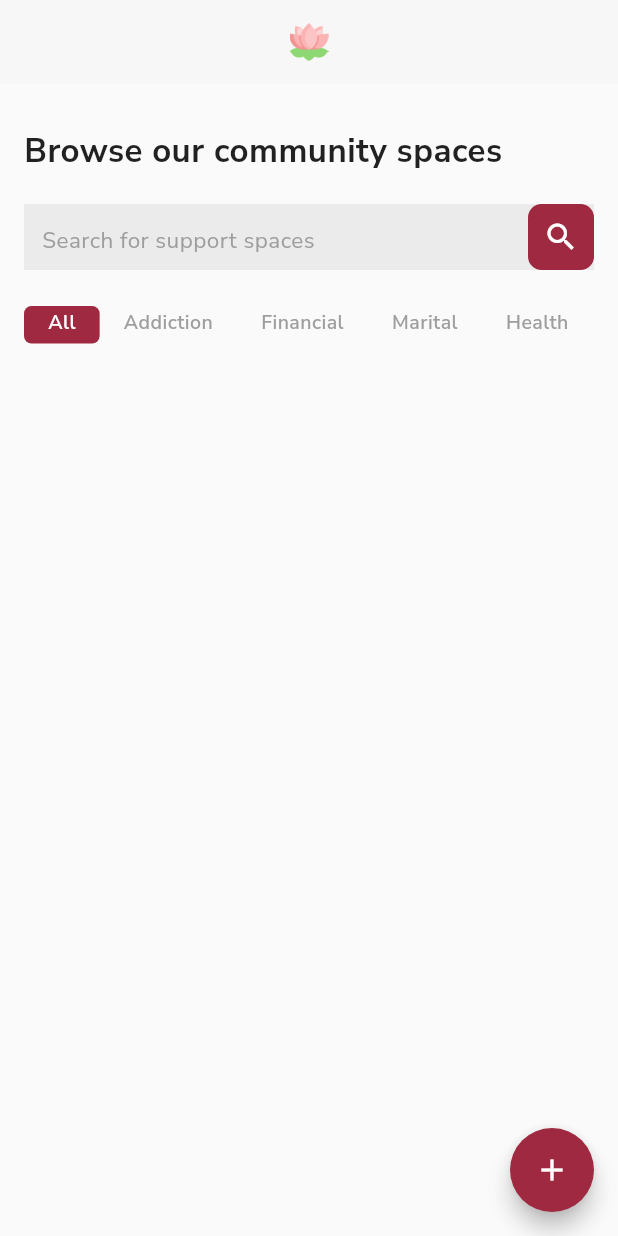
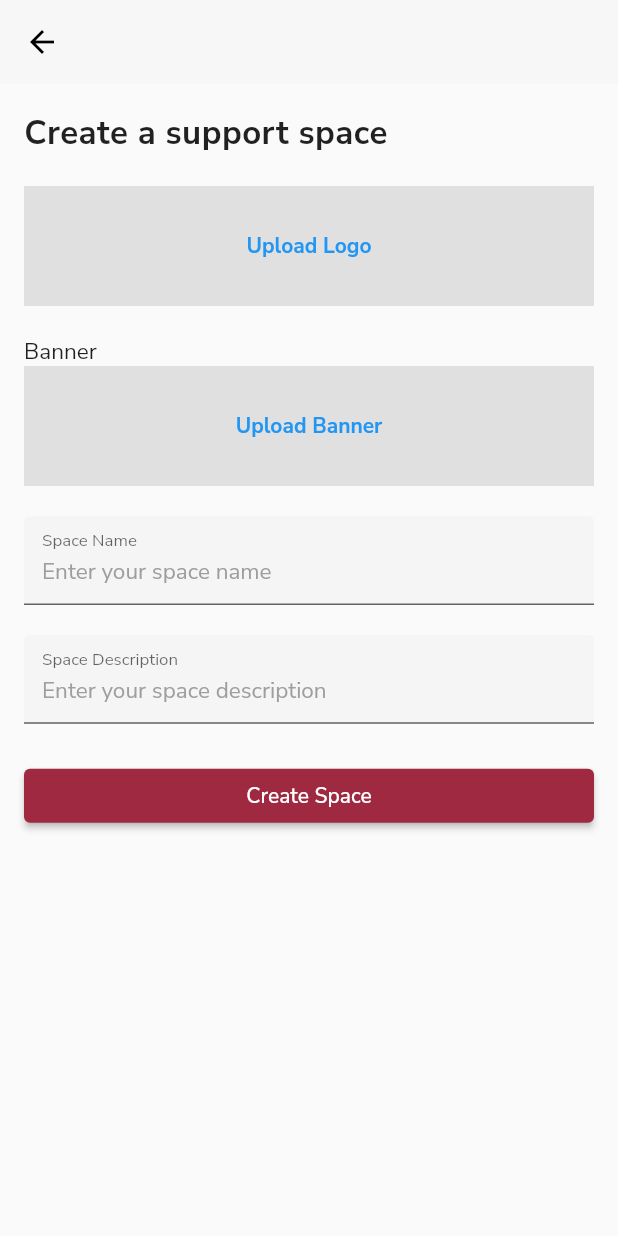
Before and after one commit to iwanjo/aura_flutter, a Flutter app: the SupportSpaces screen opened directly, after a tap on the "add" icon, on a phone screen of 412 x 824 dp. Run offline on Flutter 3.47's test engine with Material 2 defaults, Android fonts, the phone set to English and light mode, and no system bars; our stand-ins replace cloud_firestore, firebase_auth, firebase_core, firebase_database, firebase_storage, google_fonts and 5 more; missing offline and left inert: day_night_switcher; accounts and stored records are empty.

Commit message:
Create spaces and see on Firestore

```diff
--- /dev/null
+++ b/lib/component/create_support_space.dart
@@ -0,0 +1,354 @@
+import 'dart:io';
+import 'dart:io' as io;
+import 'package:aura_flutter/views/support_spaces.dart';
+import 'package:firebase_database/firebase_database.dart';
+import 'package:flutter/material.dart';
+import 'package:firebase_auth/firebase_auth.dart';
+import 'package:flutter/services.dart';
+import 'package:google_fonts/google_fonts.dart';
+import 'package:cloud_firestore/cloud_firestore.dart';
+import 'package:image_picker/image_picker.dart';
+import 'package:firebase_storage/firebase_storage.dart';
+import 'package:firebase_core/firebase_core.dart' as firebase_core;
+import 'package:firebase_storage/firebase_storage.dart' as firebase_storage;
+
+class CreateSupportSpace extends StatefulWidget {
+  const CreateSupportSpace({Key? key}) : super(key: key);
+
+  @override
+  _CreateSupportSpaceState createState() => _CreateSupportSpaceState();
+}
+
+class _CreateSupportSpaceState extends State<CreateSupportSpace> {
+  final TextEditingController spaceNameController = TextEditingController();
+  final TextEditingController spaceDescriptionController =
+      TextEditingController();
+
+  File? image;
+  File? bannerImage;
+
+  FirebaseStorage storage = FirebaseStorage.instance;
+  Future pickCamera() async {
+    try {
+      final image = await ImagePicker().pickImage(source: ImageSource.camera);
+      if (image == null) {
+        return;
+      }
+      final imageTemporary = File(image.path);
+      setState(() {
+        this.image = imageTemporary;
+      });
+    } on PlatformException catch (e) {
+      print("Failed to pick Image: $e");
+    }
+  }
+
+  Future pickGallery() async {
+    try {
+      final image = await ImagePicker().pickImage(source: ImageSource.gallery);
+      if (image == null) {
+        return;
+      }
+      final imageTemporary = File(image.path);
+      setState(() {
+        this.image = imageTemporary;
+      });
+    } on PlatformException catch (e) {
+      print("Failed to pick Image: $e");
+    }
+  }
+
+  Future pickBannerCamera() async {
+    try {
+      final bannerImage =
+          await ImagePicker().pickImage(source: ImageSource.camera);
+      if (bannerImage == null) {
+        return;
+      }
+      final bannerImageTemporary = File(bannerImage.path);
+      setState(() {
+        this.bannerImage = bannerImageTemporary;
+      });
+    } on PlatformException catch (e) {
+      print("Failed to pick Image: $e");
+    }
+  }
+
+  Future pickBannerGallery() async {
+    try {
+      final bannerImage =
+          await ImagePicker().pickImage(source: ImageSource.gallery);
+      if (bannerImage == null) {
+        return;
+      }
+      final bannerImageTemporary = File(bannerImage.path);
+      setState(() {
+        this.bannerImage = bannerImageTemporary;
+      });
+    } on PlatformException catch (e) {
+      print("Failed to pick Image: $e");
+    }
+  }
+
+  Future uploadImageToFirebase(BuildContext context) async {
+    String fileName = DateTime.now().millisecondsSinceEpoch.toString();
+    firebase_storage.Reference ref = firebase_storage.FirebaseStorage.instance
+        .ref()
+        .child('logos')
+        .child('/$fileName');
+
+    final metadata = firebase_storage.SettableMetadata(
+        contentType: 'image/jpeg',
+        customMetadata: {'picked-file-path': fileName});
+    firebase_storage.UploadTask uploadTask;
+    uploadTask = ref.putFile(io.File(image!.path), metadata);
+
+    firebase_storage.UploadTask task = await Future.value(uploadTask);
+    Future.value(uploadTask)
+        .then((value) => {print("Upload file path ${value.ref.fullPath}")})
+        .onError((error, stackTrace) =>
+            {print("Upload file path error ${error.toString()} ")});
+  }
+
+  Future uploadBannerImageToFirebase(BuildContext context) async {
+    String fileName = DateTime.now().millisecondsSinceEpoch.toString();
+    firebase_storage.Reference ref = firebase_storage.FirebaseStorage.instance
+        .ref()
+        .child('banners')
+        .child('/$fileName');
+
+    final metadata = firebase_storage.SettableMetadata(
+        contentType: 'image/jpeg',
+        customMetadata: {'picked-file-path': fileName});
+    firebase_storage.UploadTask uploadTask;
+    uploadTask = ref.putFile(io.File(image!.path), metadata);
+
+    firebase_storage.UploadTask task = await Future.value(uploadTask);
+    Future.value(uploadTask)
+        .then((value) => {print("Upload file path ${value.ref.fullPath}")})
+        .onError((error, stackTrace) =>
+            {print("Upload file path error ${error.toString()} ")});
+  }
+
+  captureData() {
+    FirebaseFirestore.instance.collection("supportSpaces").add({
+      'spaceName': spaceNameController.text,
+      'spaceDescription': spaceDescriptionController.text,
+      // 'imageUrl': imageUrl,
+      // 'bannerImg': bannerImgUrl,
+    });
+  }
+
+  runAll() {
+    uploadImageToFirebase(context);
+    uploadBannerImageToFirebase(context);
+    captureData();
+  }
+
+  @override
+  Widget build(BuildContext context) {
+    return Scaffold(
+      appBar: AppBar(
+          backgroundColor: const Color(0xfff7f7f7),
+          elevation: 0,
+          iconTheme: IconThemeData(color: Colors.black),
+          actions: <Widget>[]),
+      body: Container(
+        padding: const EdgeInsets.symmetric(vertical: 18.0, horizontal: 16.0),
+        height: MediaQuery.of(context).size.height,
+        width: MediaQuery.of(context).size.width,
+        child: ListView(physics: BouncingScrollPhysics(), children: <Widget>[
+          Text(
+            "Create a support space",
+            style: GoogleFonts.nunitoSans(
+                fontSize: 22.0, fontWeight: FontWeight.bold, letterSpacing: .3),
+          ),
+          SizedBox(
+            height: 20,
+          ),
+          image != null
+              ? Image.file(image!, width: 200, height: 100)
+              : Container(
+                  width: 80,
+                  height: 80,
+                  color: Colors.grey[300],
+                  child: Center(
+                    child: TextButton(
+                      child: Text("Upload Logo",
+                          style: GoogleFonts.nunitoSans(
+                              fontWeight: FontWeight.bold)),
+                      onPressed: showOptions,
+                    ),
+                  ),
+                ),
+          SizedBox(
+            height: 20,
+          ),
+          Text(
+            "Banner",
+            style: GoogleFonts.nunitoSans(
+              fontSize: 15.0,
+            ),
+          ),
+          bannerImage != null
+              ? Image.file(bannerImage!,
+                  width: MediaQuery.of(context).size.width, height: 100)
+              : Container(
+                  width: 80,
+                  height: 80,
+                  color: Colors.grey[300],
+                  child: Center(
+                    child: TextButton(
+                      child: Text("Upload Banner",
+                          style: GoogleFonts.nunitoSans(
+                              fontWeight: FontWeight.bold)),
+                      onPressed: showOptions2,
+                    ),
+                  ),
+                ),
+          SizedBox(
+            height: 20,
+          ),
+          TextFormField(
+            style: GoogleFonts.nunitoSans(
+              color: Colors.black,
+              fontSize: 15.0,
+            ),
+            controller: spaceNameController,
+            textCapitalization: TextCapitalization.words,
+            keyboardType: TextInputType.text,
+            decoration: InputDecoration(
+                fillColor: Colors.grey[100],
+                filled: true,
+                errorStyle: GoogleFonts.nunitoSans(
+                    color: Colors.red[900], fontSize: 15.0),
+                labelText: "Space Name",
+                floatingLabelBehavior: FloatingLabelBehavior.always,
+                hintText: 'Enter your space name',
+                hintStyle:
+                    GoogleFonts.nunitoSans(color: Colors.grey, fontSize: 15.0),
+                focusedBorder: OutlineInputBorder(
+                  borderRadius: BorderRadius.circular(8),
+                  borderSide: BorderSide(width: 3, color: Colors.grey.shade200),
+                )),
+            validator: (String? value) {
+              if (value != null && value.isEmpty) {
+                return "Please enter the support space name";
+              }
+              return null;
+            },
+          ),
+          SizedBox(
+            height: 20,
+          ),
+          TextFormField(
+            style: GoogleFonts.nunitoSans(
+              color: Colors.black,
+              fontSize: 15.0,
+            ),
+            controller: spaceDescriptionController,
+            textCapitalization: TextCapitalization.words,
+            keyboardType: TextInputType.text,
+            decoration: InputDecoration(
+                fillColor: Colors.grey[100],
+                filled: true,
+                errorStyle: GoogleFonts.nunitoSans(
+                    color: Colors.red[900], fontSize: 15.0),
+                labelText: "Space Description",
+                floatingLabelBehavior: FloatingLabelBehavior.always,
+                hintText: 'Enter your space description',
+                hintStyle:
+                    GoogleFonts.nunitoSans(color: Colors.grey, fontSize: 15.0),
+                focusedBorder: OutlineInputBorder(
+                  borderRadius: BorderRadius.circular(8),
+                  borderSide: BorderSide(width: 3, color: Colors.grey.shade200),
+                )),
+            validator: (String? value) {
+              if (value != null && value.isEmpty) {
+                return "Please enter the support space name";
+              }
+              return null;
+            },
+          ),
+          SizedBox(
+            height: 24,
+          ),
+          ElevatedButton(
+            style: ButtonStyle(
+              backgroundColor: MaterialStateProperty.all(
+                const Color(0xff9f2940),
+              ),
+            ),
+            onPressed: () {
+              runAll();
+            },
+            child: Text(
+              "Create Space",
+              style: GoogleFonts.nunitoSans(color: Colors.white),
+            ),
+          ),
+          // TextButton(onPressed: uploadFile, child: Text("upload"))
+        ]),
+      ),
+    );
+  }
+
+  showOptions() {
+    return showModalBottomSheet(
+        context: context,
+        builder: (context) => Column(
+              mainAxisSize: MainAxisSize.min,
+              children: <Widget>[
+                ListTile(
+                  leading: Icon(Icons.image),
+                  title: Text(
+                    "Gallery",
+                    style: GoogleFonts.nunitoSans(),
+                  ),
+                  onTap: pickGallery,
+                ),
+                ListTile(
+                  leading: Icon(Icons.camera),
+                  title: Text(
+                    "Camera",
+                    style: GoogleFonts.nunitoSans(),
+                  ),
+                  onTap: pickCamera,
+                ),
+              ],
+            ));
+  }
+
+  showOptions2() {
+    return showModalBottomSheet(
+        context: context,
+        builder: (context) => Column(
+              mainAxisSize: MainAxisSize.min,
+              children: <Widget>[
+                ListTile(
+                  leading: Icon(Icons.image),
+                  title: Text(
+                    "Gallery",
+                    style: GoogleFonts.nunitoSans(),
+                  ),
+                  onTap: pickBannerGallery,
+                ),
+                ListTile(
+                  leading: Icon(Icons.camera),
+                  title: Text(
+                    "Camera",
+                    style: GoogleFonts.nunitoSans(),
+                  ),
+                  onTap: pickBannerCamera,
+                ),
+              ],
+            ));
+  }
+
+  @override
+  void dispose() {
+    super.dispose();
+    spaceNameController.dispose();
+    spaceDescriptionController.dispose();
+  }
+}
--- a/lib/views/support_spaces.dart
+++ b/lib/views/support_spaces.dart
@@ -1,3 +1,4 @@
+import 'package:aura_flutter/component/create_support_space.dart';
 import 'package:cloud_firestore/cloud_firestore.dart';
 import 'package:flutter/material.dart';
 import 'package:firebase_auth/firebase_auth.dart';
@@ -127,7 +128,12 @@ class _SupportSpacesState extends State<SupportSpaces>
       floatingActionButton: FloatingActionButton(
         child: Icon(Icons.add),
         backgroundColor: const Color(0xff9f2940),
-        onPressed: () {},
+        onPressed: () {
+          Navigator.pushReplacement(
+            context,
+            MaterialPageRoute(builder: (context) => CreateSupportSpace()),
+          );
+        },
       ),
     );
   }
--- a/pubspec.yaml
+++ b/pubspec.yaml
@@ -43,7 +43,9 @@ dependencies:
   page_transition: ^2.0.4
   day_night_switcher: ^0.2.0+1
   cloud_firestore: ^3.1.4
-
+  image_picker: ^0.8.4+4
+  firebase_storage: ^10.2.3
+  flutter_styled_toast: ^2.0.0
 
 dev_dependencies:
   flutter_launcher_icons: ^0.9.2
```
Also changed, not shown: pubspec.lock, 1 other file.
